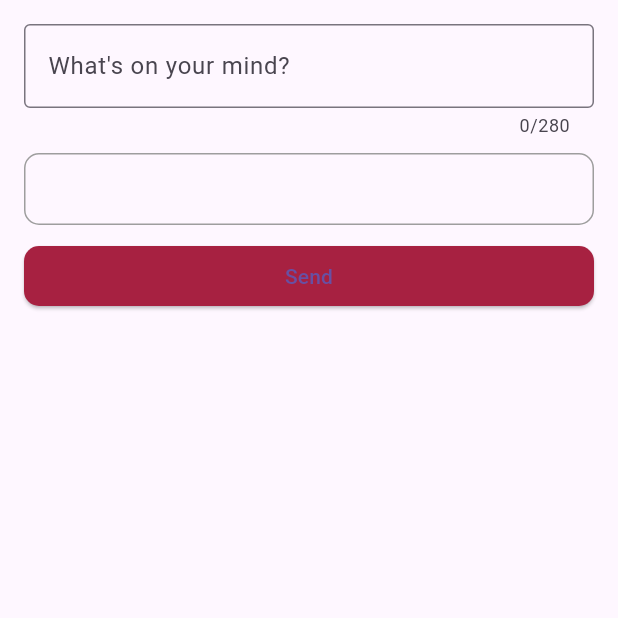
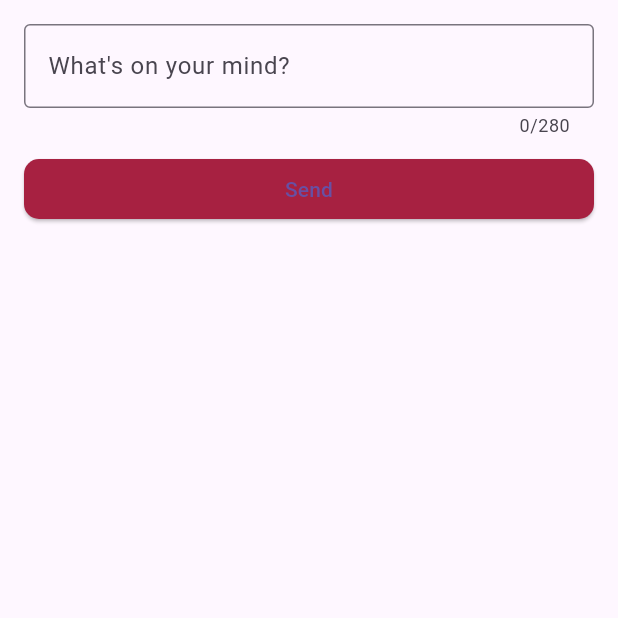
Before and after one commit to victorlapa/connect_frontend, a Flutter app: the TweetScreen screen opened directly, on a phone screen of 412 x 824 dp, the top half of it. Run offline on Flutter 3.47's test engine with Material 3 defaults, Android fonts, the phone set to English and light mode, and no system bars; our stand-ins replace google_nav_bar, jwt_decoder, shared_preferences, timeago; accounts and stored records are empty; network calls fail.

Commit message:
send msg

```diff
--- a/lib/main.dart
+++ b/lib/main.dart
@@ -1,3 +1,6 @@
+import 'package:connect_frontend/services/session_service.dart';
+import 'package:connect_frontend/services/user_service.dart';
+import 'package:connect_frontend/views/edit_profile.dart';
 import 'package:connect_frontend/views/home.dart';
 import 'package:connect_frontend/views/login.dart';
 import 'package:connect_frontend/views/profile.dart';
--- a/lib/views/post_message.dart
+++ b/lib/views/post_message.dart
@@ -74,27 +74,15 @@ class _TweetScreenState extends State<TweetScreen> {
               maxLength: 280,
             ),
             const SizedBox(height: 10),
-            Container(
-              padding: const EdgeInsets.all(10),
-              decoration: BoxDecoration(
-                border: Border.all(color: Colors.grey),
-                borderRadius: BorderRadius.circular(10),
-              ),
-              child: Text(
-                tweetText,
-                style: const TextStyle(fontSize: 18),
-              ),
-            ),
-            const SizedBox(height: 10),
             ElevatedButton(
               onPressed: () => sendPostRequest(),
-              child: const Text('Send'),
               style: ElevatedButton.styleFrom(
-                primary: Color.fromARGB(255, 167, 33, 65),
+                backgroundColor: Color.fromARGB(255, 167, 33, 65),
                 shape: RoundedRectangleBorder(
                   borderRadius: BorderRadius.circular(10),
                 ),
               ),
+              child: const Text('Send'),
             ),
           ],
         ),
--- a/lib/widgets/post_list_widget.dart
+++ b/lib/widgets/post_list_widget.dart
@@ -1,7 +1,6 @@
 import 'package:connect_frontend/models/post.dart';
 import 'package:connect_frontend/views/profile.dart';
 import 'package:flutter/material.dart';
-import 'package:intl/intl.dart';
 import 'package:timeago/timeago.dart' as timeago;
 
 class PostListWidget extends StatelessWidget {
```
Also changed, not shown: lib/services/user_service.dart (+19 -0 lines), lib/utils/formatRelativeTime.dart (added, +12 -0 lines).
